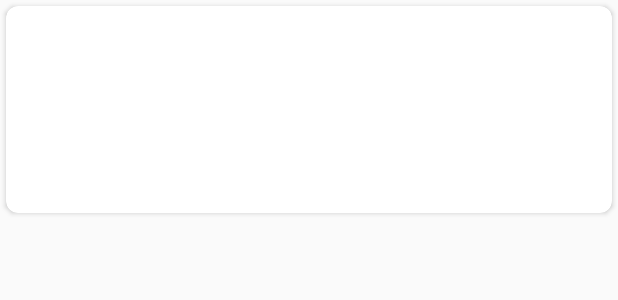
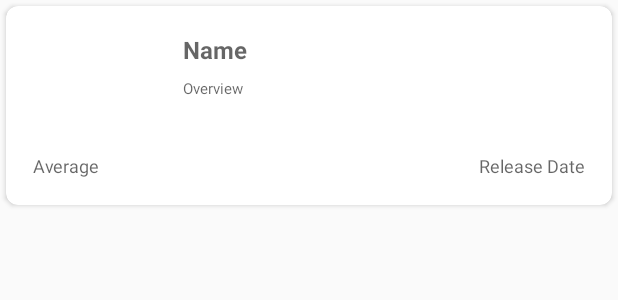
Before and after one commit to abrarkotwal/RetrofitMVPCallApi, an Android app: the layout single_movie_display.xml on its own in the app's theme, with its tools: preview values and no code run, on a phone screen of 412 x 824 dp. Shown: the top 300 px of the screen. Run offline under Robolectric (Android 15) with nearby library versions, the phone set to English and light mode, and no system bars.

Commit message:
Movie Commit

```diff
--- a/app/src/main/res/layout/single_view_row.xml
+++ b/app/src/main/res/layout/single_movie_display.xml
@@ -22,38 +22,48 @@
             android:layout_width="match_parent"
             android:layout_height="wrap_content"
             android:layout_toRightOf="@+id/moviePoster"
-            android:layout_margin="10dp"
+            android:layout_margin="8dp"
             android:textColor="@color/colorBlack"
             android:textSize="@dimen/text"
             android:id="@+id/movieTitle"
             android:textStyle="bold"
-            android:layout_toLeftOf="@+id/next"/>
+            android:hint="Name"/>
 
         <TextView
             android:layout_width="wrap_content"
             android:layout_height="wrap_content"
-            android:textSize="@dimen/text"
-            android:textColor="@color/colorGreyLight"
+            android:textSize="12sp"
+            android:textColor="@color/colorBlack"
             android:layout_below="@+id/moviePoster"
             android:padding="8dp"
-            android:id="@+id/movieReleaseDate"/>
+            android:hint="Average"
+            android:id="@+id/movieRating"/>
 
         <TextView
             android:layout_width="wrap_content"
             android:layout_height="wrap_content"
-            android:textSize="@dimen/text"
-            android:textColor="@color/colorGreyLight"
+            android:textSize="12sp"
+            android:textColor="@color/colorBlack"
             android:layout_below="@+id/moviePoster"
+            android:padding="8dp"
+            android:hint="Release Date"
             android:layout_alignParentRight="true"
-            android:padding="8dp"
-            android:id="@+id/movieAdault"/>
+            android:id="@+id/movieReleaseDate"/>
 
-        <ImageView
+
+        <TextView
             android:layout_width="wrap_content"
             android:layout_height="wrap_content"
-            android:layout_centerVertical="true"
-            android:layout_alignParentRight="true"
-            android:id="@+id/next"/>
+            android:textSize="10sp"
+            android:textColor="@color/colorGreyLight"
+            android:layout_below="@+id/movieTitle"
+            android:layout_toRightOf="@+id/moviePoster"
+            android:hint="Overview"
+            android:layout_marginLeft="8dp"
+            android:maxLines="3"
+            android:ellipsize="end"
+            android:id="@+id/movieOverView"/>
+
     </RelativeLayout>
 
 </android.support.v7.widget.CardView>
```
Also changed, not shown: app/src/main/java/com/esmsquare/retrofitmvpcallapi/Adapter/MovieAdapter.java (+10 -15 lines), app/src/main/java/com/esmsquare/retrofitmvpcallapi/Model/Movies.java (+22 -1 lines).
